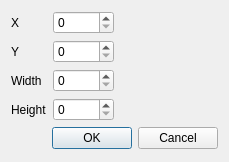
Qt form region/settings.ui (yanuarakhid/vokoscreen) before a commit.
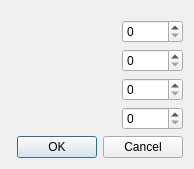
The same form after that commit.

What changed in the file:
```diff
--- a/region/settings.ui
+++ b/region/settings.ui
@@ -6,8 +6,8 @@
    <rect>
     <x>0</x>
     <y>0</y>
-    <width>229</width>
-    <height>162</height>
+    <width>194</width>
+    <height>169</height>
    </rect>
   </property>
   <property name="windowTitle">
@@ -18,71 +18,198 @@
     <layout class="QVBoxLayout" name="verticalLayout">
      <item>
       <layout class="QGridLayout" name="gridLayout">
-       <item row="2" column="1">
-        <widget class="QLabel" name="label_3">
-         <property name="text">
-          <string>Width</string>
-         </property>
-        </widget>
-       </item>
        <item row="1" column="1">
-        <widget class="QLabel" name="label_2">
-         <property name="text">
-          <string>Y</string>
-         </property>
-        </widget>
-       </item>
-       <item row="0" column="1">
-        <widget class="QLabel" name="label">
-         <property name="text">
-          <string>X</string>
-         </property>
-        </widget>
-       </item>
-       <item row="3" column="1">
-        <widget class="QLabel" name="label_4">
-         <property name="text">
-          <string>Height</string>
-         </property>
-        </widget>
-       </item>
-       <item row="0" column="2">
         <widget class="QSpinBox" name="area_X_SpinBox">
          <property name="maximum">
           <number>65535</number>
          </property>
         </widget>
        </item>
-       <item row="3" column="2">
+       <item row="5" column="1">
         <widget class="QSpinBox" name="area_Height_SpinBox">
          <property name="maximum">
           <number>65535</number>
          </property>
         </widget>
        </item>
-       <item row="2" column="2">
+       <item row="3" column="1">
         <widget class="QSpinBox" name="area_Width_SpinBox">
          <property name="maximum">
           <number>65535</number>
          </property>
         </widget>
        </item>
-       <item row="1" column="2">
+       <item row="2" column="1">
         <widget class="QSpinBox" name="area_Y_SpinBox">
          <property name="maximum">
           <number>65535</number>
          </property>
         </widget>
        </item>
-       <item row="0" column="3">
-        <spacer name="horizontalSpacer">
+       <item row="3" column="0">
+        <layout class="QHBoxLayout" name="horizontalLayout_3">
+         <item>
+          <spacer name="horizontalSpacer">
+           <property name="orientation">
+            <enum>Qt::Horizontal</enum>
+           </property>
+           <property name="sizeHint" stdset="0">
+            <size>
+             <width>40</width>
+             <height>20</height>
+            </size>
+           </property>
+          </spacer>
+         </item>
+         <item>
+          <widget class="QLabel" name="areaLabelWidth">
+           <property name="text">
+            <string/>
+           </property>
+          </widget>
+         </item>
+         <item>
+          <spacer name="horizontalSpacer_9">
+           <property name="orientation">
+            <enum>Qt::Horizontal</enum>
+           </property>
+           <property name="sizeHint" stdset="0">
+            <size>
+             <width>40</width>
+             <height>20</height>
+            </size>
+           </property>
+          </spacer>
+         </item>
+        </layout>
+       </item>
+       <item row="5" column="0">
+        <layout class="QVBoxLayout" name="verticalLayout_2">
+         <item>
+          <layout class="QHBoxLayout" name="horizontalLayout_5">
+           <item>
+            <spacer name="horizontalSpacer_5">
+             <property name="orientation">
+              <enum>Qt::Horizontal</enum>
+             </property>
+             <property name="sizeHint" stdset="0">
+              <size>
+               <width>40</width>
+               <height>20</height>
+              </size>
+             </property>
+            </spacer>
+           </item>
+           <item>
+            <widget class="QLabel" name="areaLabelHeight">
+             <property name="text">
+              <string notr="true"/>
+             </property>
+             <property name="scaledContents">
+              <bool>false</bool>
+             </property>
+            </widget>
+           </item>
+           <item>
+            <spacer name="horizontalSpacer_6">
+             <property name="orientation">
+              <enum>Qt::Horizontal</enum>
+             </property>
+             <property name="sizeHint" stdset="0">
+              <size>
+               <width>40</width>
+               <height>20</height>
+              </size>
+             </property>
+            </spacer>
+           </item>
+          </layout>
+         </item>
+        </layout>
+       </item>
+       <item row="2" column="0">
+        <layout class="QHBoxLayout" name="horizontalLayout_4">
+         <item>
+          <spacer name="horizontalSpacer_8">
+           <property name="orientation">
+            <enum>Qt::Horizontal</enum>
+           </property>
+           <property name="sizeHint" stdset="0">
+            <size>
+             <width>40</width>
+             <height>20</height>
+            </size>
+           </property>
+          </spacer>
+         </item>
+         <item>
+          <widget class="QLabel" name="areaLabelY">
+           <property name="text">
+            <string notr="true"/>
+           </property>
+          </widget>
+         </item>
+         <item>
+          <spacer name="horizontalSpacer_7">
+           <property name="orientation">
+            <enum>Qt::Horizontal</enum>
+           </property>
+           <property name="sizeHint" stdset="0">
+            <size>
+             <width>40</width>
+             <height>20</height>
+            </size>
+           </property>
+          </spacer>
+         </item>
+        </layout>
+       </item>
+       <item row="1" column="0">
+        <layout class="QHBoxLayout" name="horizontalLayout_7">
+         <item>
+          <spacer name="horizontalSpacer_12">
+           <property name="orientation">
+            <enum>Qt::Horizontal</enum>
+           </property>
+           <property name="sizeHint" stdset="0">
+            <size>
+             <width>40</width>
+             <height>20</height>
+            </size>
+           </property>
+          </spacer>
+         </item>
+         <item>
+          <widget class="QLabel" name="areaLabelX">
+           <property name="text">
+            <string notr="true"/>
+           </property>
+          </widget>
+         </item>
+         <item>
+          <spacer name="horizontalSpacer_10">
+           <property name="orientation">
+            <enum>Qt::Horizontal</enum>
+           </property>
+           <property name="sizeHint" stdset="0">
+            <size>
+             <width>40</width>
+             <height>20</height>
+            </size>
+           </property>
+          </spacer>
+         </item>
+        </layout>
+       </item>
+       <item row="0" column="0">
+        <spacer name="verticalSpacer">
          <property name="orientation">
-          <enum>Qt::Horizontal</enum>
+          <enum>Qt::Vertical</enum>
          </property>
          <property name="sizeHint" stdset="0">
           <size>
-           <width>40</width>
-           <height>20</height>
+           <width>20</width>
+           <height>40</height>
           </size>
          </property>
         </spacer>
```
